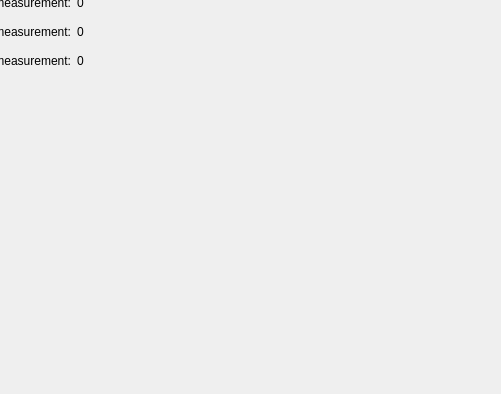
First picture: the form in app/src/sunshinedesktop.ui, repository xWashout/sunshine, before the edit; both pictures show x 820 to 1321 and y 387 to 781 of the 1405 by 781 pixel window.
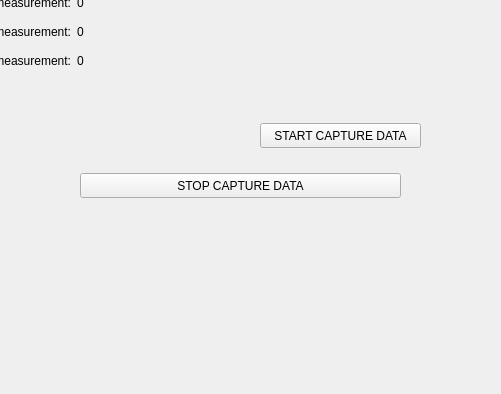
Second picture: the form after the edit.

```diff
--- a/app/src/sunshinedesktop.ui
+++ b/app/src/sunshinedesktop.ui
@@ -749,6 +749,32 @@
      </item>
     </layout>
    </widget>
+   <widget class="QPushButton" name="stopCaptureDataButton">
+    <property name="geometry">
+     <rect>
+      <x>900</x>
+      <y>560</y>
+      <width>321</width>
+      <height>25</height>
+     </rect>
+    </property>
+    <property name="text">
+     <string>STOP CAPTURE DATA</string>
+    </property>
+   </widget>
+   <widget class="QPushButton" name="startCaptureDataButton">
+    <property name="geometry">
+     <rect>
+      <x>1080</x>
+      <y>510</y>
+      <width>161</width>
+      <height>25</height>
+     </rect>
+    </property>
+    <property name="text">
+     <string>START CAPTURE DATA</string>
+    </property>
+   </widget>
   </widget>
   <widget class="QStatusBar" name="statusbar"/>
  </widget>
```
